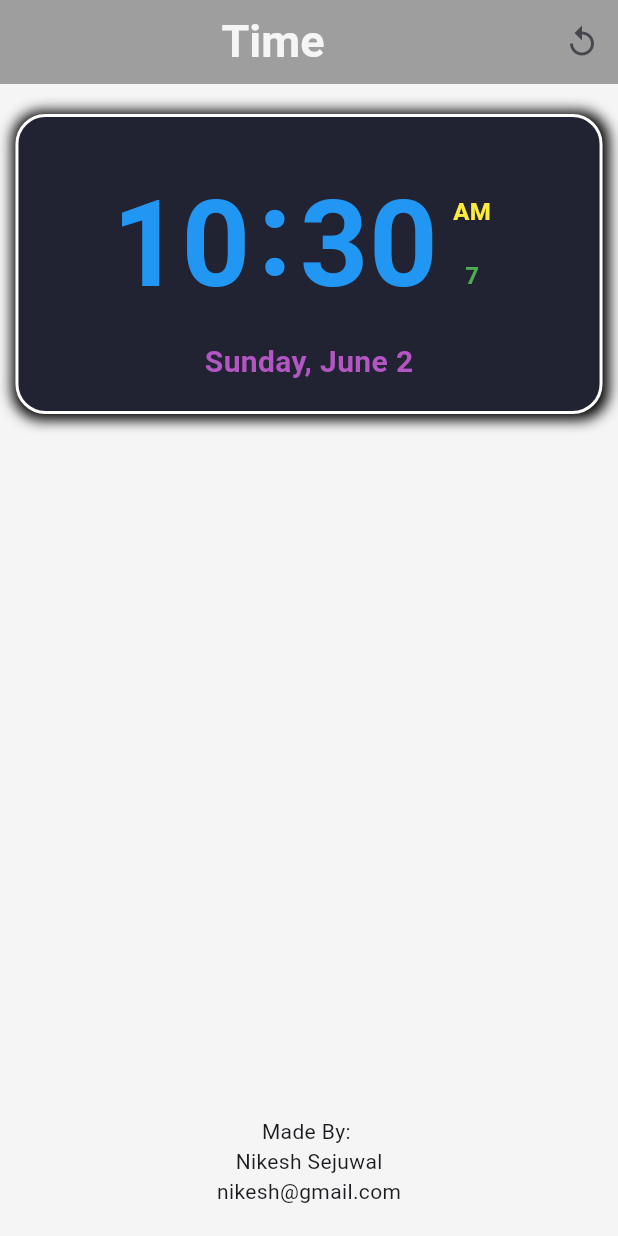
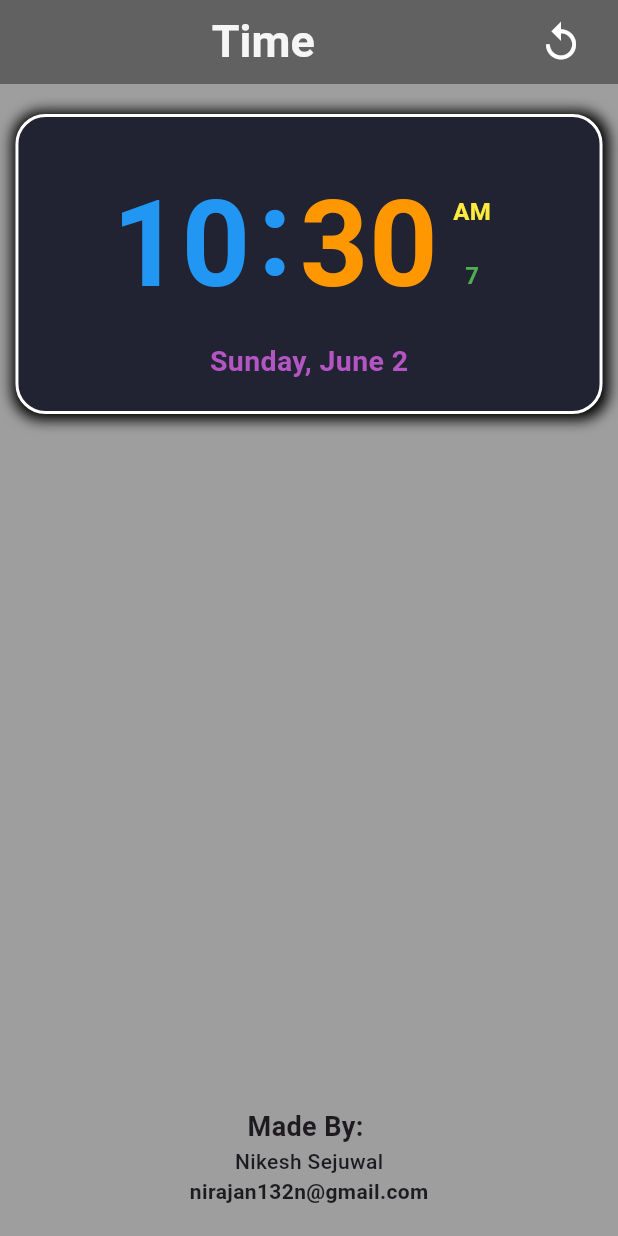
Before and after one commit to nikesh-sejuwal/clockAPK, a Flutter app: the screen it shows after launch, on a phone screen of 412 x 824 dp. Run offline on Flutter 3.47's test engine with Material 3 defaults, Android fonts, the light colour scheme and no system bars; network calls fail.

Commit message:
Final with APK for use

```diff
--- a/lib/Pages/Home_Page.dart
+++ b/lib/Pages/Home_Page.dart
@@ -1,5 +1,4 @@
 import 'package:clock_task/Provider/clockProvider.dart';
-// import 'package:flutter/cupertino.dart';
 import 'package:flutter/material.dart';
 import 'package:provider/provider.dart';
 import 'package:intl/intl.dart';
@@ -32,23 +31,31 @@ class _Home_PageState extends State<Home_Page> {
                     fontSize: 30,
                     fontWeight: FontWeight.bold,
                     color: Colors.grey.shade100))),
-        backgroundColor: Colors.grey,
+        backgroundColor: Colors.grey.shade700,
         actions: [
           IconButton(
               onPressed: () {
                 Provider.of<Clockprovider>(context, listen: false).getTime();
               },
-              icon: Icon(Icons.replay))
+              icon: Padding(
+                padding: const EdgeInsets.only(right: 15.0),
+                child: Icon(
+                  Icons.replay,
+                  color: Colors.white,
+                  size: 30,
+                ),
+              ))
         ],
       ),
       body: Container(
         height: MediaQuery.of(context).size.height,
         width: MediaQuery.of(context).size.width,
-        color: Colors.grey.shade100,
+        color: Colors.grey,
         child: Padding(
           padding: const EdgeInsets.symmetric(vertical: 20),
           child: Consumer<Clockprovider>(builder: (context, cProv, child) {
             int hrs = cProv.myTime.hour;
+            String my12hrs = DateFormat('hh').format(cProv.myTime);
             return Column(
               mainAxisAlignment: MainAxisAlignment.spaceBetween,
               children: [
@@ -75,7 +82,7 @@ class _Home_PageState extends State<Home_Page> {
                         Row(
                           mainAxisAlignment: MainAxisAlignment.center,
                           children: [
-                            Text(cProv.myTime.hour.toString(), style: myStyle),
+                            Text(my12hrs, style: myStyle),
                             Padding(
                               padding: const EdgeInsets.only(
                                   bottom: 15, left: 5, right: 5),
@@ -84,8 +91,13 @@ class _Home_PageState extends State<Home_Page> {
                                 style: myStyle,
                               ),
                             ),
-                            Text(cProv.myTime.minute.toString(),
-                                style: myStyle),
+                            Text(
+                              cProv.myTime.minute.toString(),
+                              style: TextStyle(
+                                  fontSize: 80,
+                                  color: Colors.orange,
+                                  fontWeight: FontWeight.bold),
+                            ),
                             Column(
                               mainAxisAlignment: MainAxisAlignment.spaceBetween,
                               children: [
@@ -118,7 +130,7 @@ class _Home_PageState extends State<Home_Page> {
                           DateFormat(DateFormat.MONTH_WEEKDAY_DAY)
                               .format(cProv.myTime),
                           style: TextStyle(
-                              fontSize: 20,
+                              fontSize: 19,
                               fontWeight: FontWeight.bold,
                               color: Color(0xffB455C4)),
                         ),
@@ -128,9 +140,19 @@ class _Home_PageState extends State<Home_Page> {
                 ),
                 Column(
                   children: [
-                    Text('Made By: '),
-                    Text("Nikesh Sejuwal"),
-                    Text("nikesh@gmail.com")
+                    Text(
+                      'Made By: ',
+                      style:
+                          TextStyle(fontSize: 18, fontWeight: FontWeight.bold),
+                    ),
+                    Text(
+                      "Nikesh Sejuwal",
+                      style: TextStyle(fontWeight: FontWeight.w500),
+                    ),
+                    Text(
+                      "nirajan132n@gmail.com",
+                      style: TextStyle(fontWeight: FontWeight.bold),
+                    )
                   ],
                 )
               ],
--- a/lib/Provider/clockProvider.dart
+++ b/lib/Provider/clockProvider.dart
@@ -13,7 +13,7 @@ class Clockprovider with ChangeNotifier {
   Future<void> updateTime() async {
     await Future.delayed(Duration(seconds: 1));
     myTime = myTime.add(Duration(seconds: 1));
-    print('hello');
+    // print('hello');
 
     notifyListeners();
     await updateTime();
```
Also changed, not shown: 2 other files.
